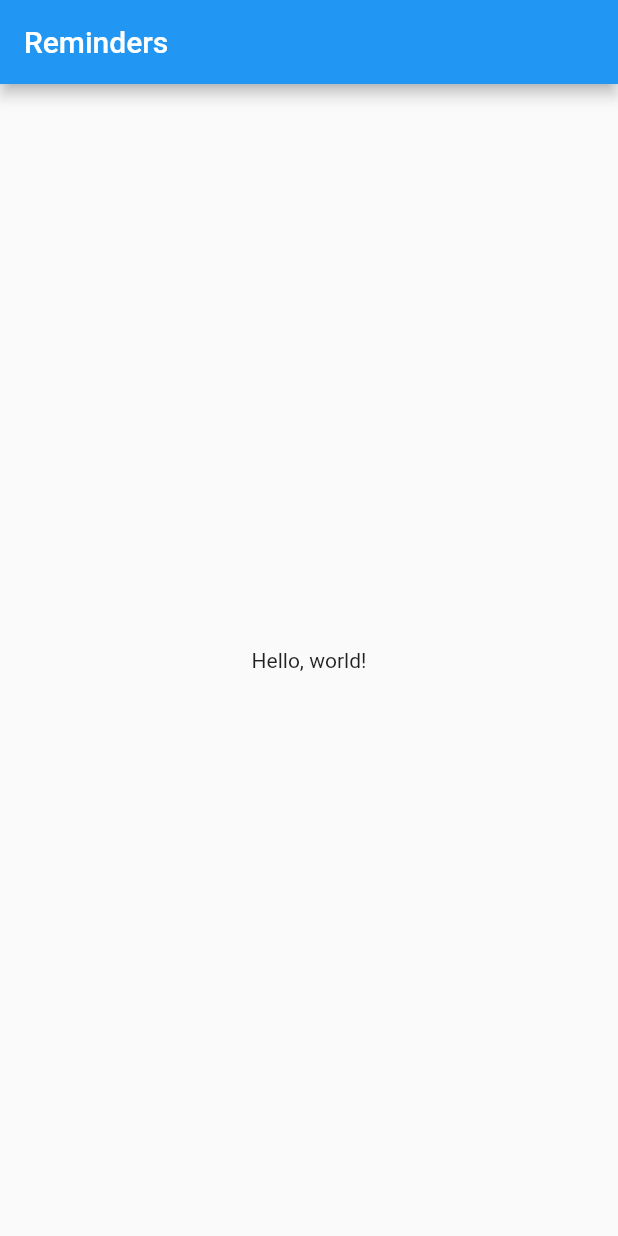
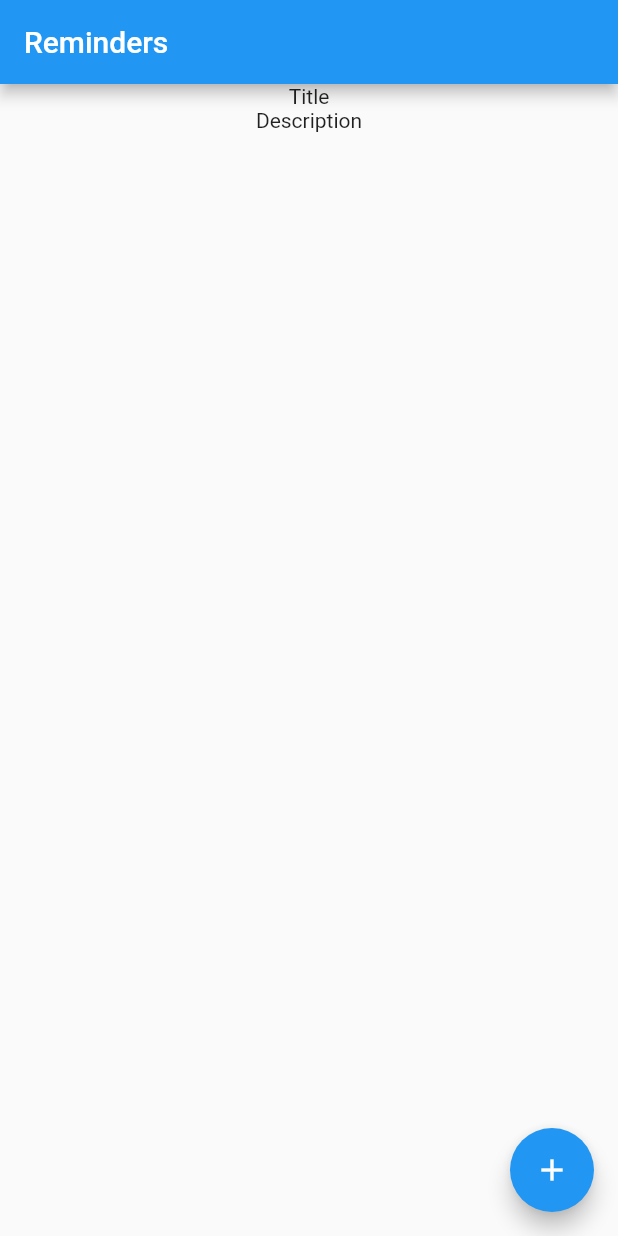
Before and after one commit to MatheusZanfolin/flutter-training, a Flutter app: the screen it shows after launch, on a phone screen of 412 x 824 dp. Run offline on Flutter 3.47's test engine with Material 2 defaults, Android fonts, the phone set to English and light mode, and no system bars.

Commit message:
Added reminder upgrade structure

```diff
--- a/lib/routes/route_main.dart
+++ b/lib/routes/route_main.dart
@@ -1,15 +1,21 @@
 
 import 'package:flutter/material.dart';
 import 'package:flutter/widgets.dart';
+import 'package:flutter_training/models/Reminder.dart';
+import 'package:flutter_training/routes/route_create_reminder.dart';
 
 class MainRoute extends StatefulWidget {
+
   MainRoute({Key key}) : super(key: key);
 
   @override
   _MainRouteState createState() => _MainRouteState();
+
 }
 
 class _MainRouteState extends State<MainRoute> {
+
+  Reminder reminder = Reminder("Title", "Description");
 
   @override
   Widget build(BuildContext context) {
@@ -18,9 +24,32 @@ class _MainRouteState extends State<MainRoute> {
         title: Text("Reminders"),
       ),
       body: Center(
-        child: Text("Hello, world!"),
-      )
+        child: Column(
+          children: [
+            Text(reminder.title),
+            Text(reminder.description)
+          ],
+        ),
+      ),
+      floatingActionButton: FloatingActionButton(
+        onPressed: _createReminder,
+        child: Icon(Icons.add),
+      ),
     );
   }
 
+  void _createReminder() {
+    _makeReminder().then(_addReminder);
+  }
+
+  Future<Reminder> _makeReminder() {
+    return Navigator.push(context, MaterialPageRoute(builder: (context) => CreateReminderRoute()));
+  }
+
+  void _addReminder(Reminder reminder) => setState(() {
+    if (reminder != null) {
+      setState(() { this.reminder = reminder; });
+    }
+  });
+
 }
```
Also changed, not shown: lib/routes/route_create_reminder.dart (added, +11 -0 lines).
